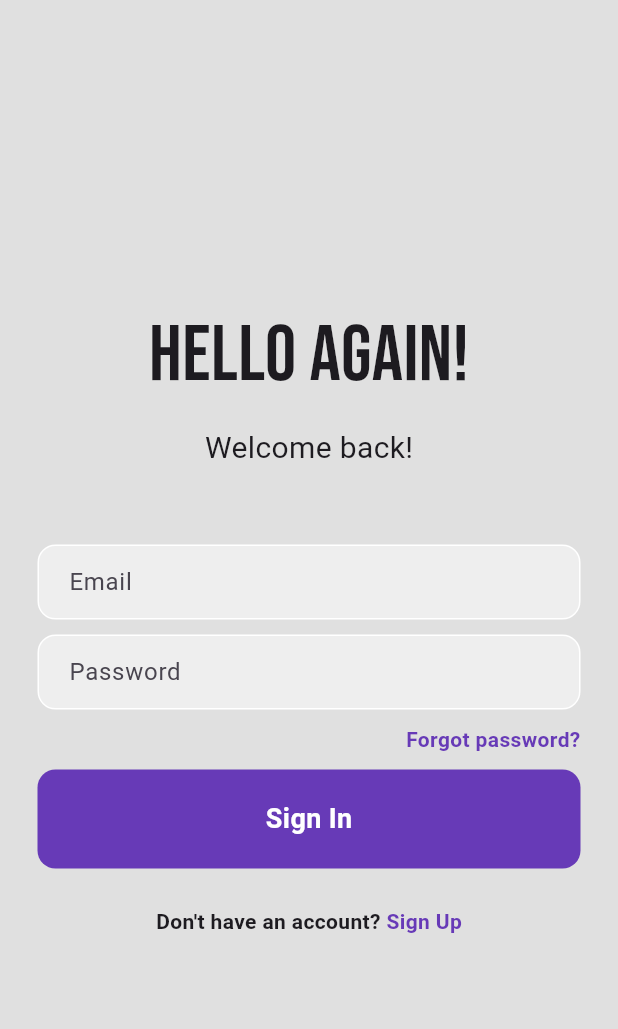
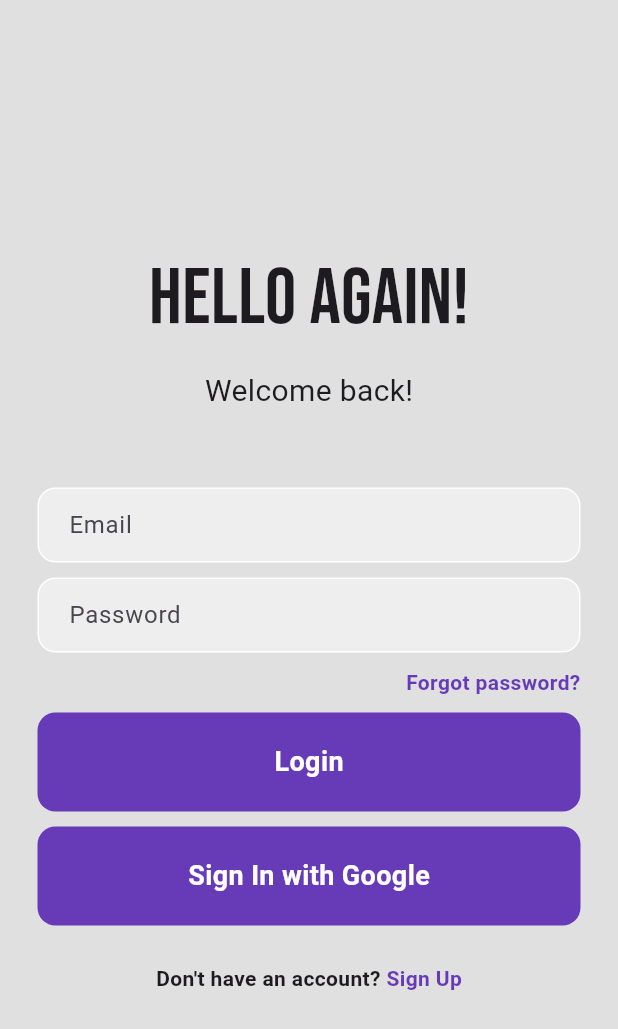
Before and after one commit to amarjithp/liftsync, a Flutter app: the screen it shows after launch, on a phone screen of 412 x 824 dp. Shown: the top 1029 px of the screen. Run offline on Flutter 3.47's test engine with Material 3 defaults, Android fonts, the phone set to English and light mode, and no system bars; our stand-ins replace cloud_firestore, firebase_auth, firebase_core, google_fonts, google_sign_in; accounts and stored records are empty.

Commit message:
sign in with google

```diff
--- a/lib/pages/login_page.dart
+++ b/lib/pages/login_page.dart
@@ -1,6 +1,7 @@
 import 'package:firebase_auth/firebase_auth.dart';
 import 'package:flutter/material.dart';
 import 'package:google_fonts/google_fonts.dart';
+import 'package:google_sign_in/google_sign_in.dart';
 
 import 'forgot_pw_page.dart';
 
@@ -25,10 +26,35 @@ class _LoginPageState extends State<LoginPage> {
     } on FirebaseAuthException catch (e) {
       String message = 'Invalid email or password';
 
-      // Show error using a Snackbar
       ScaffoldMessenger.of(context).showSnackBar(
         SnackBar(
           content: Text(message),
+          backgroundColor: Colors.red,
+        ),
+      );
+    }
+  }
+
+  Future<void> signInWithGoogle() async {
+    try {
+      final GoogleSignInAccount? googleUser = await GoogleSignIn().signIn();
+      if (googleUser == null) {
+        return; // user cancelled the login
+      }
+
+      final GoogleSignInAuthentication googleAuth =
+      await googleUser.authentication;
+
+      final credential = GoogleAuthProvider.credential(
+        accessToken: googleAuth.accessToken,
+        idToken: googleAuth.idToken,
+      );
+
+      await FirebaseAuth.instance.signInWithCredential(credential);
+    } catch (e) {
+      ScaffoldMessenger.of(context).showSnackBar(
+        SnackBar(
+          content: Text("Google Sign-In failed"),
           backgroundColor: Colors.red,
         ),
       );
@@ -59,7 +85,7 @@ class _LoginPageState extends State<LoginPage> {
                   ),
                 ),
 
-                SizedBox(height: 10,),
+                SizedBox(height: 10),
 
                 Text(
                   "Welcome back!",
@@ -68,7 +94,7 @@ class _LoginPageState extends State<LoginPage> {
                   ),
                 ),
 
-                SizedBox(height: 50,),
+                SizedBox(height: 50),
 
                 Padding(
                   padding: const EdgeInsets.symmetric(horizontal: 25),
@@ -91,7 +117,7 @@ class _LoginPageState extends State<LoginPage> {
                   ),
                 ),
 
-                SizedBox(height: 10,),
+                SizedBox(height: 10),
 
                 Padding(
                   padding: const EdgeInsets.symmetric(horizontal: 25),
@@ -115,7 +141,7 @@ class _LoginPageState extends State<LoginPage> {
                   ),
                 ),
 
-                SizedBox(height: 10,),
+                SizedBox(height: 10),
 
                 Padding(
                   padding: const EdgeInsets.symmetric(horizontal: 25),
@@ -125,12 +151,10 @@ class _LoginPageState extends State<LoginPage> {
                       GestureDetector(
                         onTap: () {
                           Navigator.push(
-                              context,
-                              MaterialPageRoute(
-                                  builder: (context) {
-                                    return ForgotPasswordPage();
-                                  },
-                              ),
+                            context,
+                            MaterialPageRoute(
+                              builder: (context) => ForgotPasswordPage(),
+                            ),
                           );
                         },
                         child: Text(
@@ -145,7 +169,7 @@ class _LoginPageState extends State<LoginPage> {
                   ),
                 ),
 
-                SizedBox(height: 10,),
+                SizedBox(height: 10),
 
                 Padding(
                   padding: const EdgeInsets.symmetric(horizontal: 25),
@@ -159,7 +183,7 @@ class _LoginPageState extends State<LoginPage> {
                       ),
                       child: Center(
                         child: Text(
-                          "Sign In",
+                          "Login",
                           style: TextStyle(
                             color: Colors.white,
                             fontWeight: FontWeight.bold,
@@ -171,7 +195,33 @@ class _LoginPageState extends State<LoginPage> {
                   ),
                 ),
 
-                SizedBox(height: 25,),
+                SizedBox(height: 10),
+
+                Padding(
+                  padding: const EdgeInsets.symmetric(horizontal: 25),
+                  child: GestureDetector(
+                    onTap: signInWithGoogle,
+                    child: Container(
+                      padding: EdgeInsets.all(20),
+                      decoration: BoxDecoration(
+                        color: Colors.deepPurple,
+                        borderRadius: BorderRadius.circular(12),
+                      ),
+                      child: Center(
+                        child: Text(
+                          "Sign In with Google",
+                          style: TextStyle(
+                            color: Colors.white,
+                            fontWeight: FontWeight.bold,
+                            fontSize: 18,
+                          ),
+                        ),
+                      ),
+                    ),
+                  ),
+                ),
+
+                SizedBox(height: 25),
 
                 Row(
                   mainAxisAlignment: MainAxisAlignment.center,
@@ -182,7 +232,6 @@ class _LoginPageState extends State<LoginPage> {
                         fontWeight: FontWeight.bold,
                       ),
                     ),
-
                     GestureDetector(
                       onTap: widget.showRegisterPage,
                       child: Text(
@@ -192,11 +241,9 @@ class _LoginPageState extends State<LoginPage> {
                           color: Colors.deepPurple,
                         ),
                       ),
-                    )
+                    ),
                   ],
                 )
-
-
               ],
             ),
           ),
--- a/pubspec.yaml
+++ b/pubspec.yaml
@@ -39,6 +39,7 @@ dependencies:
   firebase_core: ^3.12.0
   cloud_firestore: ^5.6.4
   intl: ^0.20.2
+  google_sign_in: ^6.1.5
 
 
 
```
Also changed, not shown: pubspec.lock, 5 other files.
